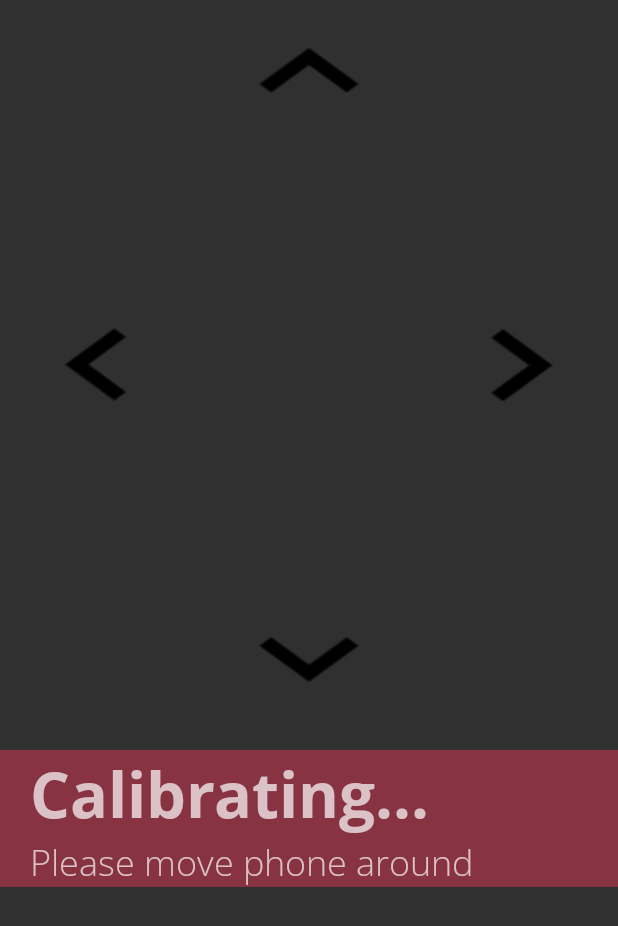
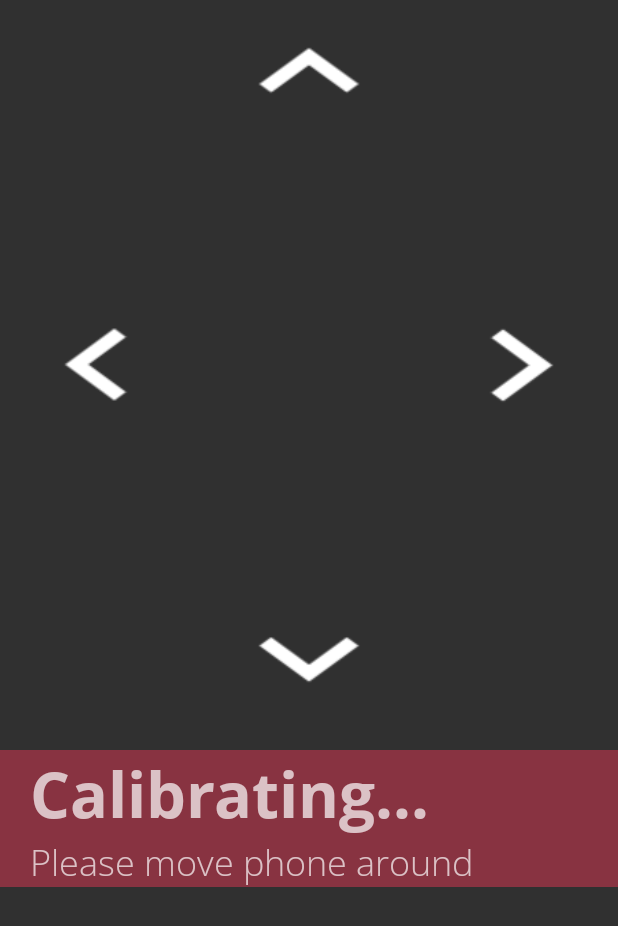
Before and after one commit to anthonyc1/buildAR, an Android app: the fragment CalibrateFragment shown on its own in the app's theme, on a phone screen of 412 x 824 dp. Shown: the top 926 px of the screen. Run offline under Robolectric (Android 15) with nearby library versions, the phone set to English and light mode, and no system bars.

Commit message:
change to white arrow buttons

```diff
--- a/ARBuild/app/src/main/res/layout/activity_barcode.xml
+++ b/ARBuild/app/src/main/res/layout/activity_barcode.xml
@@ -54,6 +54,11 @@
         android:layout_width="match_parent"
         android:layout_height="match_parent">
 
+        <Button
+            android:id="@+id/skip"
+            android:layout_width="wrap_content"
+            android:layout_height="wrap_content"
+            android:text="Skip" />
     </FrameLayout>
 
 </RelativeLayout>
--- a/ARBuild/app/src/main/res/layout/fragment_calibrate.xml
+++ b/ARBuild/app/src/main/res/layout/fragment_calibrate.xml
@@ -26,7 +26,7 @@
                 android:layout_width="wrap_content"
                 android:layout_height="wrap_content"
                 android:layout_weight="1"
-                android:background="@drawable/up_arrow"
+                android:background="@drawable/up_white"
                 tools:layout_editor_absoluteX="194dp"
                 tools:layout_editor_absoluteY="239dp" />
 
@@ -49,7 +49,7 @@
                 android:layout_width="wrap_content"
                 android:layout_height="wrap_content"
                 android:layout_weight="1"
-                android:background="@drawable/left_arrow"
+                android:background="@drawable/left_white"
                 tools:layout_editor_absoluteX="194dp"
                 tools:layout_editor_absoluteY="239dp" />
 
@@ -62,7 +62,7 @@
                 android:layout_width="wrap_content"
                 android:layout_height="wrap_content"
                 android:layout_weight="1"
-                android:background="@drawable/right_arrow"
+                android:background="@drawable/right_white"
                 tools:layout_editor_absoluteX="194dp"
                 tools:layout_editor_absoluteY="239dp" />
 
@@ -86,7 +86,7 @@
                 android:layout_width="wrap_content"
                 android:layout_height="wrap_content"
                 android:layout_weight="1"
-                android:background="@drawable/down_arrow"
+                android:background="@drawable/down_white"
                 tools:layout_editor_absoluteX="194dp"
                 tools:layout_editor_absoluteY="239dp" />
 
```
Also changed, not shown: ARBuild/app/src/main/java/com/endercrest/arbuild/BarcodeActivity.java (+12 -0 lines).
